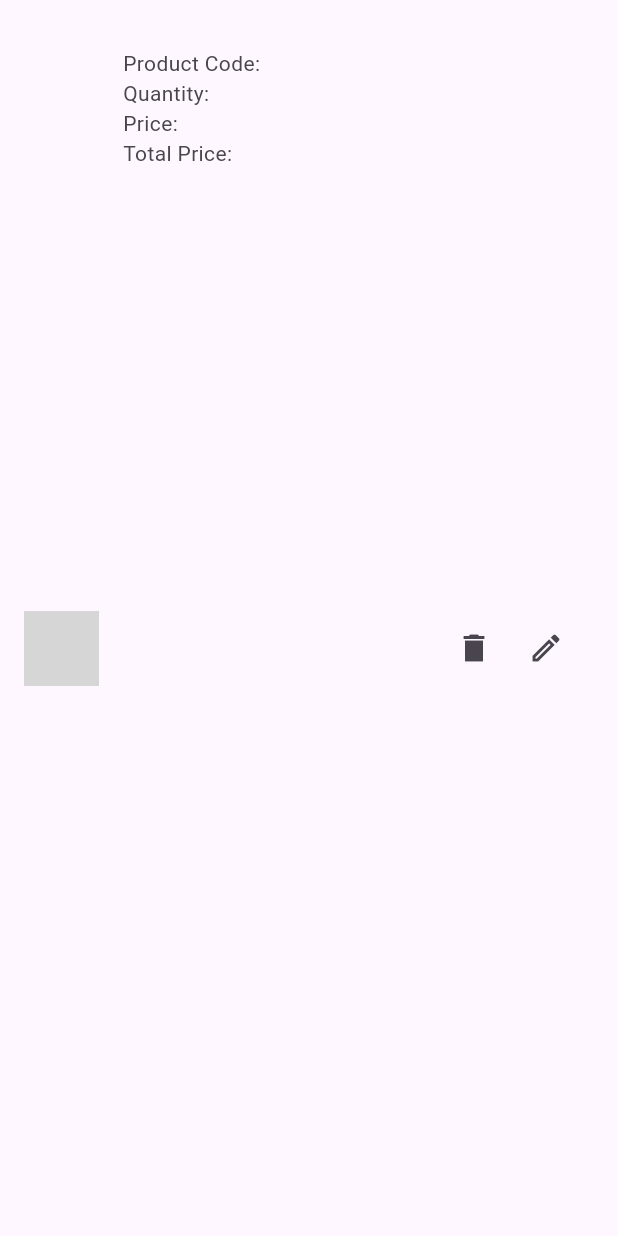
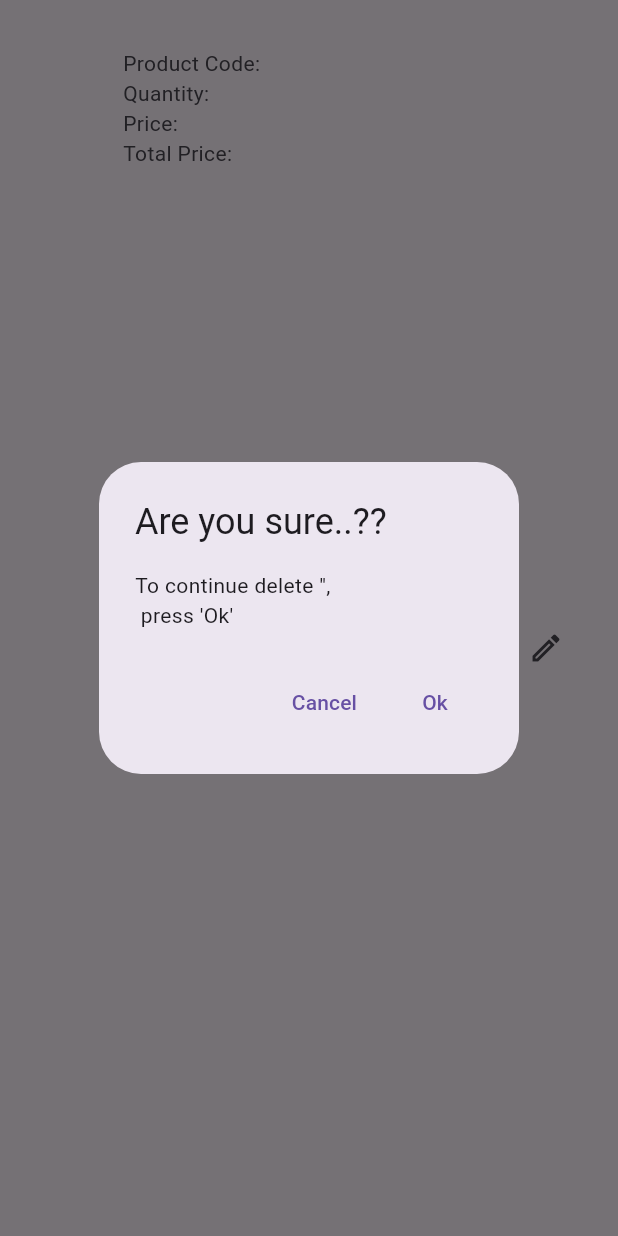
Before and after one commit to jihad0a/testing_widget, a Flutter app: the ProductItem widget shown alone on an empty page, opened directly with empty values, after a tap on the "delete" icon, on a phone screen of 412 x 824 dp. Run offline on Flutter 3.47's test engine with Material 3 defaults, Android fonts, the phone set to English and light mode, and no system bars; network calls fail; grey boxes are pictures that could not be loaded.

Commit message:
Update 1.1

```diff
--- a/lib/crud/ui_design/screens/product_list_screen.dart
+++ b/lib/crud/ui_design/screens/product_list_screen.dart
@@ -58,7 +58,6 @@ class _ProductListScreenState extends State<ProductListScreen> {
         },
         child: const Icon(Icons.add_sharp),
       ),
-
     );
   }
 
--- a/lib/crud/ui_design/widget/product_item.dart
+++ b/lib/crud/ui_design/widget/product_item.dart
@@ -20,7 +20,9 @@ class _ProductItemState extends State<ProductItem> {
   @override
   Widget build(BuildContext context) {
     return ListTile(
-      leading: Image.network(widget.product.image ?? 'Unknown', width: 50,),
+      leading: Image.network(
+        widget.product.image ?? '',width: 50,
+      ),
       title: Text(widget.product.productName ?? 'Unknown'),
       subtitle: Column(
         crossAxisAlignment: CrossAxisAlignment.start,
@@ -34,7 +36,7 @@ class _ProductItemState extends State<ProductItem> {
       trailing: Wrap(
         children: [
           IconButton(onPressed: () {
-            _deleteProduct(widget.product.id.toString());
+            _dialogBuilder(context);
           }, icon: const Icon(Icons.delete_sharp),),
           IconButton(onPressed: () {
             Navigator.pushNamed(
@@ -52,7 +54,7 @@ class _ProductItemState extends State<ProductItem> {
     if (response.statusCode == 200) {
       ScaffoldMessenger.of(context)
           .showSnackBar(
-        const SnackBar(content: Text('ProductDelete Successful!')),);
+        const SnackBar(content: Text('ProductDelete Successful!')));
     } else {
       ScaffoldMessenger.of(context).showSnackBar(
         const SnackBar(content: Text('Product Delete failed!')),
@@ -60,4 +62,27 @@ class _ProductItemState extends State<ProductItem> {
       setState(() {});
     }
   }
+
+  Future<void> _dialogBuilder(BuildContext context) async{
+    return showDialog(
+      context: context,
+      builder: (BuildContext context) {
+        return AlertDialog(
+          title: const Text('Are you sure..??'),
+          content: Text(
+              "To continue delete '${widget.product.productName}',\n press 'Ok'"),
+          actions: [
+            TextButton(onPressed: () {
+              Navigator.pop(context);
+            }, child: const Text('Cancel')),
+            TextButton(onPressed: () {
+              _deleteProduct(widget.product.id.toString());
+              Navigator.pop(context);
+            }, child: const Text('Ok'))
+          ],
+        );
+      }
+    );
+  }
+
 }
```
